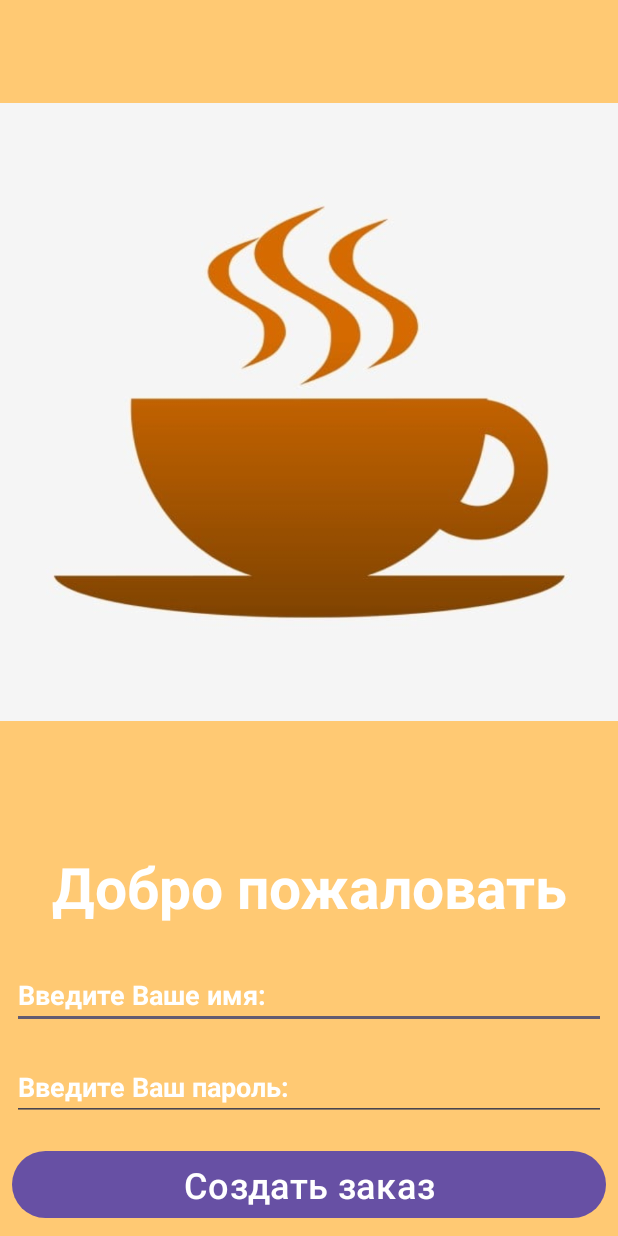
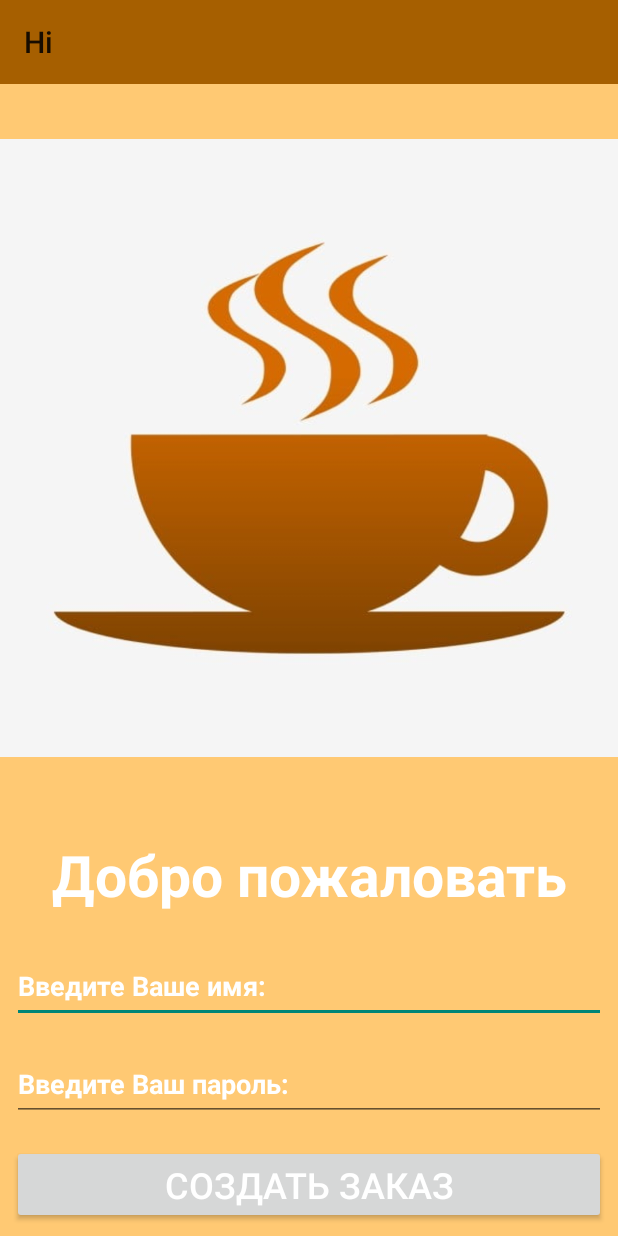
Before and after one commit to URegina96/Order_coffee, an Android app: the screen it shows after launch (LoginActivity), on a phone screen of 412 x 824 dp. Run offline under Robolectric (Android 15) with nearby library versions, the phone set to English and light mode, and no system bars.

Commit message:
Добавила Toolbar , библиотеки подправила и размеры текста

```diff
--- a/app/build.gradle.kts
+++ b/app/build.gradle.kts
@@ -39,4 +39,7 @@ dependencies {
     testImplementation("junit:junit:4.13.2")
     androidTestImplementation("androidx.test.ext:junit:1.1.5")
     androidTestImplementation("androidx.test.espresso:espresso-core:3.5.1")
+
+        //вот эту строку добавила для зависимости на библиотеку "androidx.appcompat:appcompat" в проекте
+    implementation ("androidx.appcompat:appcompat:1.3.0")
 }
--- a/app/src/main/java/com/example/cafeor/LoginActivity.java
+++ b/app/src/main/java/com/example/cafeor/LoginActivity.java
@@ -1,14 +1,18 @@
 package com.example.cafeor;
 
 import androidx.appcompat.app.AppCompatActivity;
-
+import androidx.appcompat.widget.Toolbar;
 import android.os.Bundle;
 
+
 public class LoginActivity extends AppCompatActivity {
-
+    private Toolbar toolbar;
     @Override
     protected void onCreate(Bundle savedInstanceState) {
         super.onCreate(savedInstanceState);
         setContentView(R.layout.activity_main);
+        Toolbar toolbar = findViewById(R.id.toolbar);
+        setSupportActionBar(toolbar);
+        setTitle("Hi"); //добавила отсюда, так как в xml не реагирует
     }
 }
--- a/app/src/main/res/layout/activity_main.xml
+++ b/app/src/main/res/layout/activity_main.xml
@@ -5,7 +5,16 @@
     android:layout_width="match_parent"
     android:layout_height="match_parent"
     android:background="@color/lightbrown"
-    android:orientation="vertical">
+    android:orientation="vertical"
+    >
+
+    <androidx.appcompat.widget.Toolbar
+        android:id="@+id/toolbar"
+        android:layout_width="match_parent"
+        android:layout_height="wrap_content"
+        android:background="#A65F00" />
+<!--        android:text="@string/toolbar" -  почему-то не хочет признавать -->
+<!--        android:textColor="@color/white" -  почему-то не хочет признавать -->
 
     <ImageView
         android:id="@+id/imageView3"
@@ -30,7 +39,7 @@
     <EditText
         android:id="@+id/editTextText2"
         android:layout_width="match_parent"
-        android:layout_height="wrap_content"
+        android:layout_height="49dp"
         android:textColor="@color/white"
         android:layout_margin="8dp"
         android:inputType="text"
@@ -41,7 +50,7 @@
     <EditText
         android:id="@+id/editTextTextPassword2"
         android:layout_width="match_parent"
-        android:layout_height="wrap_content"
+        android:layout_height="49dp"
         android:textColor="@color/white"
         android:layout_margin="8dp"
         android:inputType="textPassword"
--- a/app/src/main/res/values/colors.xml
+++ b/app/src/main/res/values/colors.xml
@@ -5,4 +5,5 @@
     <color name="lightbrown">#FFC973</color>
     <color name="darkbrown">#A66500</color>
     <color name="buttincolor">#FF5C00</color>
+    <color name="toolbar">#FF5C00</color>
 </resources>
--- a/app/src/main/res/values/strings.xml
+++ b/app/src/main/res/values/strings.xml
@@ -5,4 +5,5 @@
     <string name="hint_name">Введите Ваше имя:</string>
     <string name="hint_password">Введите Ваш пароль:</string>
     <string name="button_create_order">Создать заказ</string>
+    <string name="toolbar">Hi,I love coffee</string>
 </resources>
--- a/app/src/main/res/values/themes.xml
+++ b/app/src/main/res/values/themes.xml
@@ -1,6 +1,6 @@
 <resources xmlns:tools="http://schemas.android.com/tools">
     <!-- Base application theme. -->
-    <style name="Base.Theme.CafeOr" parent="Theme.Material3.DayNight.NoActionBar">
+    <style name="Base.Theme.CafeOr" parent="Theme.AppCompat.DayNight.NoActionBar">
         <!-- Customize your light theme here. -->
         <!-- <item name="colorPrimary">@color/my_light_primary</item> -->
     </style>
```
Also changed, not shown: build.gradle.kts (line endings or trailing spaces).
